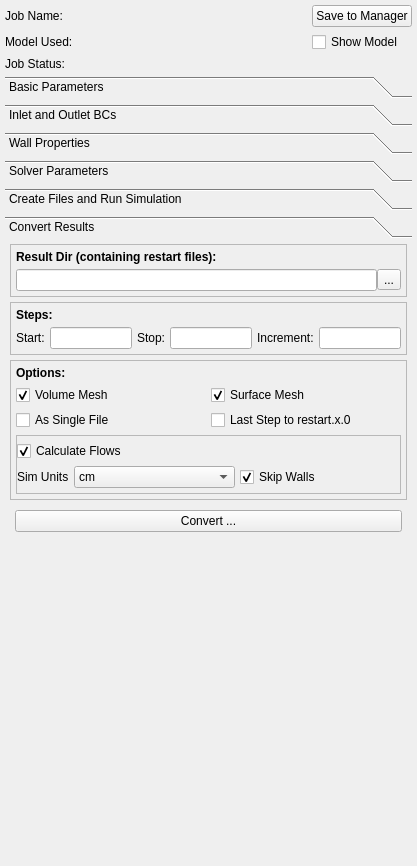
SimVascular/SimVascular, file Code/Source/sv4gui/Plugins/org.sv.gui.qt.simulation1d/sv4gui_SimulationView1d.ui: the form before one commit.
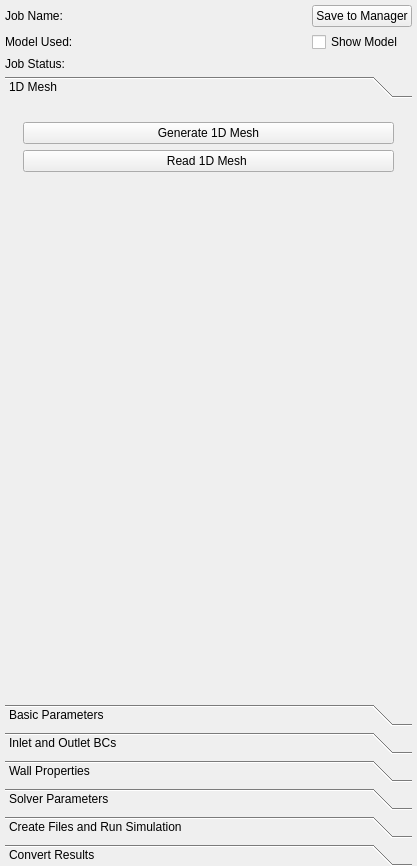
The form after the commit. Custom widgets are drawn as their Qt base class.

Commit message: Add a '1D Mesh' GUI toolbox page, change 1d simulation extension, add a couple of buttons.

Diff of the .ui file:
```diff
--- a/Code/Source/sv4gui/Plugins/org.sv.gui.qt.simulation1d/sv4gui_SimulationView1d.ui
+++ b/Code/Source/sv4gui/Plugins/org.sv.gui.qt.simulation1d/sv4gui_SimulationView1d.ui
@@ -160,8 +160,48 @@
       <item>
        <widget class="QToolBox" name="toolBox">
         <property name="currentIndex">
-         <number>5</number>
+         <number>0</number>
         </property>
+        <widget class="QWidget" name="page_7">
+         <attribute name="label">
+          <string>1D Mesh</string>
+         </attribute>
+         <layout class="QVBoxLayout" name="verticalLayout_18">
+          <item>
+           <widget class="QWidget" name="widget_3" native="true">
+            <layout class="QVBoxLayout" name="verticalLayout_19">
+             <item>
+              <widget class="QPushButton" name="generateMeshPushButton">
+               <property name="text">
+                <string>Generate 1D Mesh</string>
+               </property>
+              </widget>
+             </item>
+             <item>
+              <widget class="QPushButton" name="readMeshPushButton">
+               <property name="text">
+                <string>Read 1D Mesh </string>
+               </property>
+              </widget>
+             </item>
+             <item>
+              <spacer name="verticalSpacer_4">
+               <property name="orientation">
+                <enum>Qt::Vertical</enum>
+               </property>
+               <property name="sizeHint" stdset="0">
+                <size>
+                 <width>20</width>
+                 <height>40</height>
+                </size>
+               </property>
+              </spacer>
+             </item>
+            </layout>
+           </widget>
+          </item>
+         </layout>
+        </widget>
         <widget class="QWidget" name="page">
          <property name="geometry">
           <rect>
@@ -836,7 +876,7 @@
            <x>0</x>
            <y>0</y>
            <width>407</width>
-           <height>594</height>
+           <height>564</height>
           </rect>
          </property>
          <attribute name="label">
```
Left out of the diff: 87 changed lines with no effect on the pictures. The commit also changes 6 other files.
